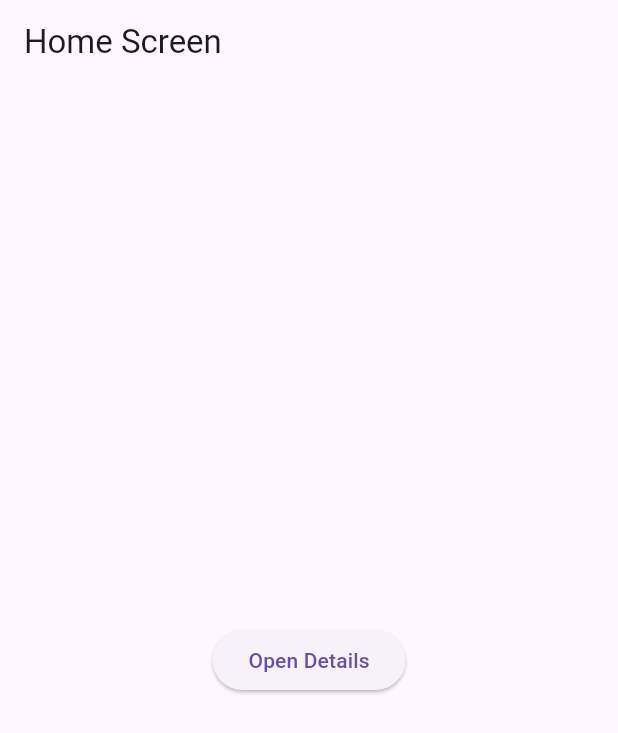
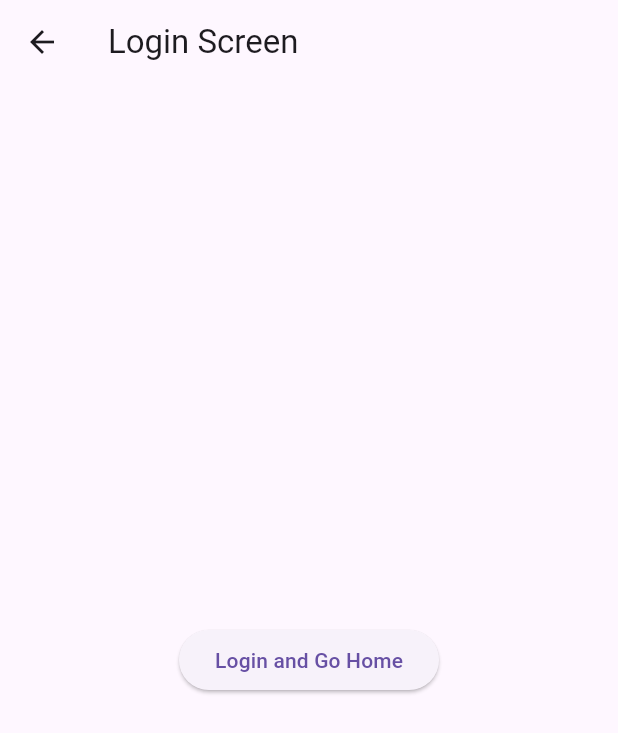
Before and after one commit to rifk7s/flutter_navigation_and_routing, a Flutter app: the screen it shows after launch, on a phone screen of 412 x 824 dp. Shown: the top 733 px of the screen. Run offline on Flutter 3.47's test engine with Material 3 defaults, Android fonts, the light colour scheme and no system bars.

Commit message:
checkpoint #4 login screen will be replaced by the home screen, and pressing “Back” won’t return you to login, this demonstrates route replacement.

```diff
--- a/lib/main.dart
+++ b/lib/main.dart
@@ -7,10 +7,11 @@ class MyApp extends StatelessWidget {
   Widget build(BuildContext context) {
     return MaterialApp(
       title: 'Navigation Lab',
-      initialRoute: "/",
+      initialRoute: "/login",
       routes: {
         "/": (context) => HomeScreen(),
         "/details": (context) => DetailsScreen(),
+        "/login": (context) => LoginScreen(),
       },
     );
   }
@@ -60,3 +61,20 @@ class DetailsScreen extends StatelessWidget {
     );
   }
 }
+
+class LoginScreen extends StatelessWidget {
+  @override
+  Widget build(BuildContext context) {
+    return Scaffold(
+      appBar: AppBar(title: Text('Login Screen')),
+      body: Center(
+        child: ElevatedButton(
+          onPressed: () {
+            Navigator.pushReplacementNamed(context, '/');
+          },
+          child: Text('Login and Go Home'),
+        ),
+      ),
+    );
+  }
+}
```
